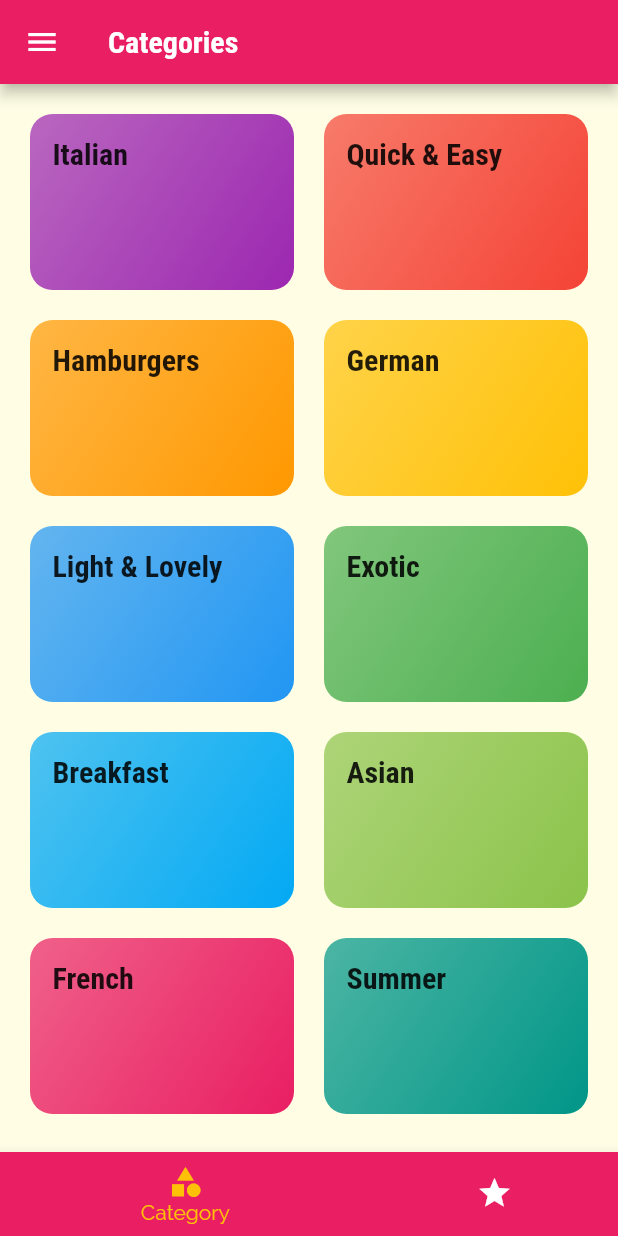
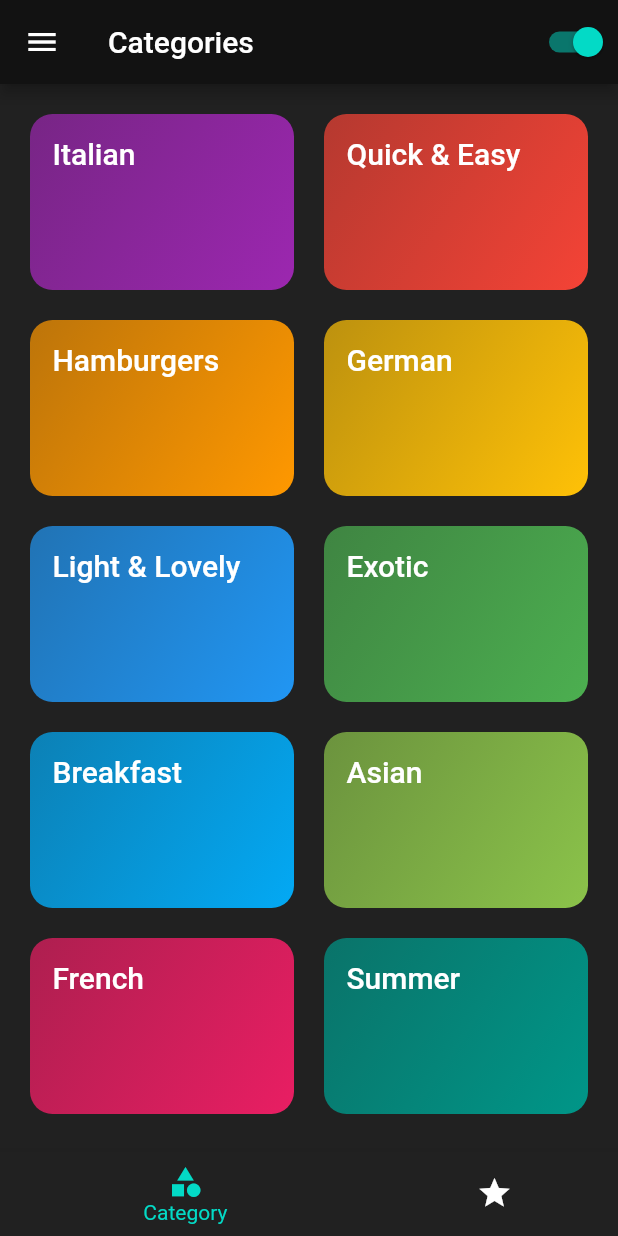
Before and after one commit to SanthoshParthasarathi/MealsApp, a Flutter app: the screen it shows after launch, on a phone screen of 412 x 824 dp. Run offline on Flutter 3.47's test engine with Material 2 defaults, Android fonts, the phone set to English and light mode, and no system bars.

Commit message:
added dynamic theme

```diff
--- /dev/null
+++ b/lib/Themes/theme_provider.dart
@@ -0,0 +1,23 @@
+import 'package:flutter/material.dart';
+
+class ThemeProvider extends ChangeNotifier {
+  ThemeMode themeMode = ThemeMode.dark;
+  bool get isDarkMode => themeMode == ThemeMode.dark;
+
+  void toggleTheme(bool isOn) {
+    themeMode = isOn ? ThemeMode.dark : ThemeMode.light;
+    notifyListeners();
+  }
+}
+
+class MyThemes {
+  static final darkTheme = ThemeData(
+    scaffoldBackgroundColor: Colors.grey.shade900,
+    colorScheme: ColorScheme.dark(),
+  );
+
+  static final lightTheme = ThemeData(
+    scaffoldBackgroundColor: Colors.amber,
+    colorScheme: ColorScheme.light(),
+  );
+}
--- a/lib/main.dart
+++ b/lib/main.dart
@@ -1,4 +1,5 @@
 import 'package:flutter/material.dart';
+import 'package:mealsapp/Themes/theme_provider.dart';
 import 'package:mealsapp/dummy_data.dart';
 import 'package:mealsapp/models/meal.dart';
 import 'package:mealsapp/screens/categories_screen.dart';
@@ -6,6 +7,7 @@ import 'package:mealsapp/screens/category_meals_screen.dart';
 import 'package:mealsapp/screens/filter_screen.dart';
 import 'package:mealsapp/screens/meal_detail_screen.dart';
 import 'package:mealsapp/screens/tabs_screen.dart';
+import 'package:provider/provider.dart';
 
 void main() {
   runApp(MyApp());
@@ -70,9 +72,15 @@ class _MyAppState extends State<MyApp> {
 
   @override
   Widget build(BuildContext context) {
+    return ChangeNotifierProvider(
+        create: (context) => ThemeProvider(),
+        builder: (context, _) {
+          final themeProvider = Provider.of<ThemeProvider>(context);
           return MaterialApp(
             debugShowCheckedModeBanner: false,
             title: 'Flutter Demo',
+            themeMode: themeProvider.themeMode,
+            darkTheme: MyThemes.darkTheme,
             theme: ThemeData(
                 primarySwatch: Colors.pink,
                 accentColor: Colors.amber,
@@ -96,13 +104,15 @@ class _MyAppState extends State<MyApp> {
               CategoryMealsScreen.routeName: (ctx) =>
                   CategoryMealsScreen(_availableMeals),
               MealDetailScreen.routeName: (ctx) =>
-            MealDetailScreen(_toggleFavourites,_isMealFavourite),
-        FiltersScreen.RouteName: (ctx) => FiltersScreen(_filters, _setFilters),
+                  MealDetailScreen(_toggleFavourites, _isMealFavourite),
+              FiltersScreen.RouteName: (ctx) =>
+                  FiltersScreen(_filters, _setFilters),
             },
             onUnknownRoute: (settings) {
               return MaterialPageRoute(builder: (ctx) => CategoriesScreen());
             },
           );
+        });
   }
 }
 
--- a/lib/screens/category_meals_screen.dart
+++ b/lib/screens/category_meals_screen.dart
@@ -1,6 +1,7 @@
 import 'package:flutter/material.dart';
 import 'package:mealsapp/dummy_data.dart';
 import 'package:mealsapp/models/meal.dart';
+import 'package:mealsapp/widgets/changeThemeButtonWidget.dart';
 import 'package:mealsapp/widgets/meal_item.dart';
 
 class CategoryMealsScreen extends StatefulWidget {
--- a/lib/screens/tabs_screen.dart
+++ b/lib/screens/tabs_screen.dart
@@ -2,6 +2,7 @@ import 'package:flutter/material.dart';
 import 'package:mealsapp/models/meal.dart';
 import 'package:mealsapp/screens/categories_screen.dart';
 import 'package:mealsapp/screens/favourties_screen.dart';
+import 'package:mealsapp/widgets/changeThemeButtonWidget.dart';
 import 'package:mealsapp/widgets/main_drawer.dart';
 
 class TabsScreen extends StatefulWidget {
@@ -37,6 +38,9 @@ class _TabsScreenState extends State<TabsScreen> {
     return Scaffold(
       appBar: AppBar(
         title: Text(_pages[_selectedPageIndex]['title']),
+        actions: [
+          ChangeThemeButtonWidget(),
+        ],
       ),
       body: _pages[_selectedPageIndex]['page'],
       drawer: MainDrawer(),
--- /dev/null
+++ b/lib/widgets/changeThemeButtonWidget.dart
@@ -0,0 +1,16 @@
+import 'package:flutter/material.dart';
+import 'package:mealsapp/Themes/theme_provider.dart';
+import 'package:provider/provider.dart';
+
+class ChangeThemeButtonWidget extends StatelessWidget {
+  @override
+  Widget build(BuildContext context) {
+    final themeProvider = Provider.of<ThemeProvider>(context);
+    return Switch.adaptive(
+        value: themeProvider.isDarkMode,
+        onChanged: (value) {
+          final provider = Provider.of<ThemeProvider>(context, listen: false);
+          provider.toggleTheme(value);
+        });
+  }
+}
--- a/pubspec.yaml
+++ b/pubspec.yaml
@@ -28,6 +28,7 @@ dependencies:
   # The following adds the Cupertino Icons font to your application.
   # Use with the CupertinoIcons class for iOS style icons.
   cupertino_icons: ^1.0.2
+  provider: ^6.0.1
 
 dev_dependencies:
   flutter_test:
```
Also changed, not shown: pubspec.lock. Lines whose indentation alone changed are shown as unchanged.
